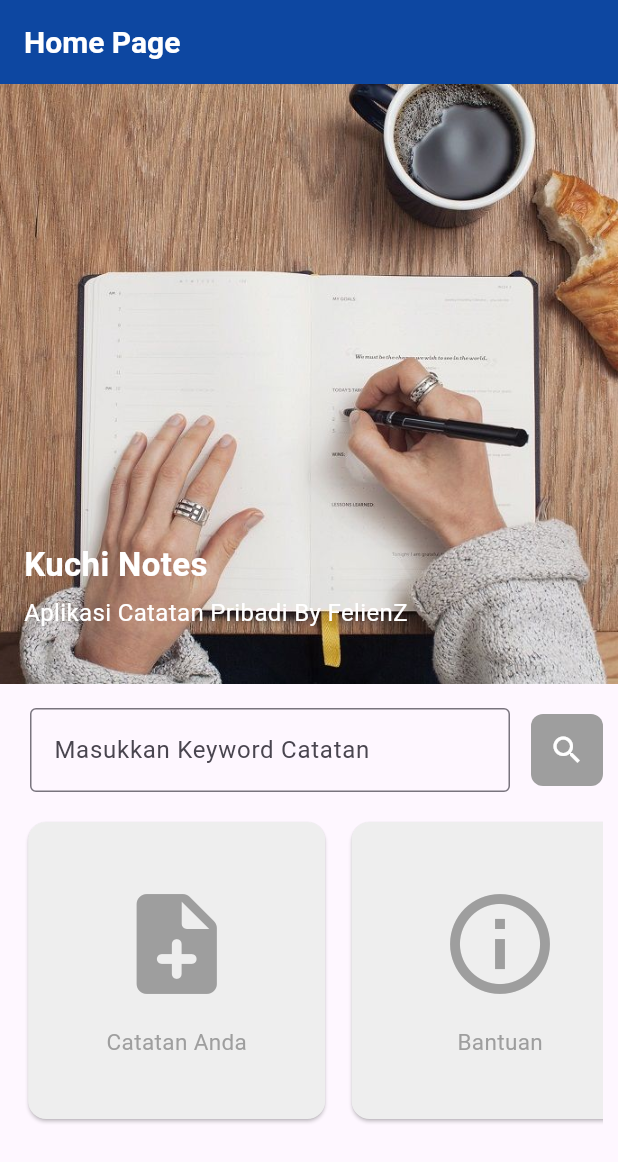
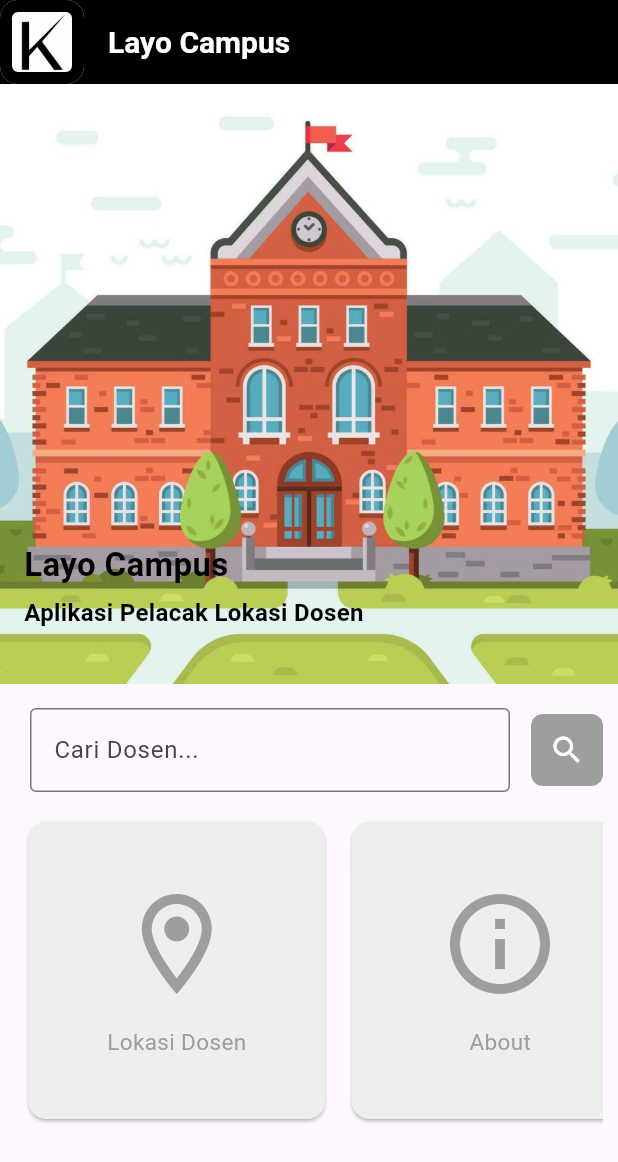
Before and after one commit to AqsaXny/Layo-CampusApp, a Flutter app: the screen it shows after launch, on a phone screen of 412 x 824 dp. Shown: the top 1162 px of the screen. Run offline on Flutter 3.47's test engine with Material 3 defaults, Android fonts, the phone set to English and light mode, and no system bars; drawn by our look-alikes of carousel_slider.

Commit message:
Initial Commit

```diff
--- a/lib/Pinned/pinnedpage.dart
+++ b/lib/About/aboutpage.dart
@@ -1,16 +1,15 @@
 import 'package:flutter/material.dart';
 
-class Pinnedpage extends StatelessWidget {
-  const Pinnedpage({super.key});
+class Aboutpage extends StatelessWidget {
+  const Aboutpage({super.key});
 
   @override
   Widget build(BuildContext context) {
     return Scaffold(
       appBar: AppBar(
-        backgroundColor: Colors.blue[900],
-        // leading: Padding(padding: EdgeInsets.all(8)),
+        backgroundColor: Colors.black,
         title: Text(
-          'Pinned Notes',
+          'Layo Campus',
           style: TextStyle(
             color: Colors.white,
             fontSize: 20,
@@ -18,7 +17,7 @@ class Pinnedpage extends StatelessWidget {
           ),
         ),
       ),
-      body: Column(children: []),
+      body: Center(child: Text('Ini Halaman About')),
     );
   }
 }
--- a/lib/Home/herosection.dart
+++ b/lib/Home/herosection.dart
@@ -18,7 +18,7 @@ class Herosection extends StatelessWidget {
           height: 400,
           decoration: BoxDecoration(
             image: DecorationImage(
-              image: AssetImage('assets/image/notes.jpg'),
+              image: AssetImage('assets/image/univ.png'),
               fit: BoxFit.cover,
             ),
           ),
@@ -38,12 +38,16 @@ class Herosection extends StatelessWidget {
                   style: TextStyle(
                     fontSize: 22,
                     fontWeight: FontWeight.bold,
-                    color: Colors.white,
+                    color: Colors.black,
                   ),
                 ),
                 Text(
                   description,
-                  style: TextStyle(fontSize: 16, color: Colors.white),
+                  style: TextStyle(
+                    fontSize: 16,
+                    color: Colors.black,
+                    fontWeight: FontWeight.bold,
+                  ),
                 ),
               ],
             ),
--- a/lib/Home/myhome.dart
+++ b/lib/Home/myhome.dart
@@ -10,10 +10,20 @@ class Homepage extends StatelessWidget {
   Widget build(BuildContext context) {
     return Scaffold(
       appBar: AppBar(
-        // leading: Padding(padding: EdgeInsets.all(2)),
-        backgroundColor: Colors.blue[900],
+        leading: Container(
+          decoration: BoxDecoration(
+            color: Colors.black,
+            image: DecorationImage(
+              image: AssetImage('assets/image/Kuchistore.png'),
+              fit: BoxFit.cover,
+            ),
+            border: Border.all(width: 8),
+            borderRadius: BorderRadius.circular(12),
+          ),
+        ),
+        backgroundColor: Colors.black,
         title: Text(
-          'Home Page',
+          'Layo Campus',
           style: TextStyle(
             color: Colors.white,
             fontSize: 20,
@@ -26,8 +36,8 @@ class Homepage extends StatelessWidget {
           children: [
             SafeArea(
               child: Herosection(
-                title: 'Kuchi Notes',
-                description: 'Aplikasi Catatan Pribadi By FelienZ',
+                title: 'Layo Campus',
+                description: 'Aplikasi Pelacak Lokasi Dosen',
               ),
             ),
             Searchsection(),
--- a/lib/Home/navigation.dart
+++ b/lib/Home/navigation.dart
@@ -16,30 +16,20 @@ class Navigationsection extends StatelessWidget {
           SizedBox(
             width: MediaQuery.of(context).size.width * 0.5,
             child: CardLogo(
-              iconItem: Icons.note_add_rounded,
-              descript: 'Catatan Anda',
+              iconItem: Icons.location_on_outlined,
+              descript: 'Lokasi Dosen',
               targetLocation: () {
-                Navigator.pushNamed(context, '/notepage');
+                Navigator.pushNamed(context, '/location');
               },
             ),
           ),
-          /* SizedBox(
-            width: MediaQuery.of(context).size.width * 0.5,
-            child: CardLogo(
-              iconItem: Icons.push_pin,
-              descript: 'Pinned Notes',
-              targetLocation: () {
-                Navigator.pushNamed(context, '/pinnedpage');
-              },
-            ),
-          ), */
           SizedBox(
             width: MediaQuery.of(context).size.width * 0.5,
             child: CardLogo(
               iconItem: Icons.info_outline,
-              descript: 'Bantuan',
+              descript: 'About',
               targetLocation: () {
-                Navigator.pushNamed(context, '/helppage');
+                Navigator.pushNamed(context, '/about');
               },
             ),
           ),
--- a/lib/Home/searchsection.dart
+++ b/lib/Home/searchsection.dart
@@ -11,7 +11,7 @@ class Searchsection extends StatelessWidget {
       child: Row(
         spacing: 4,
         children: [
-          Expanded(child: Inputcolumn(inputText: 'Masukkan Keyword Catatan')),
+          Expanded(child: Inputcolumn(inputText: 'Cari Dosen...')),
           BtnIcon(),
         ],
       ),
--- a/lib/main.dart
+++ b/lib/main.dart
@@ -1,8 +1,8 @@
 import 'package:flutter/material.dart';
+import 'package:kuchi_notes/About/aboutpage.dart';
 import 'package:kuchi_notes/Help/Helppage.dart';
 import 'package:kuchi_notes/Home/myhome.dart';
-import 'package:kuchi_notes/Notes/notepage.dart';
-import 'package:kuchi_notes/Pinned/pinnedpage.dart';
+import 'package:kuchi_notes/Location/locationpage.dart';
 
 void main() => runApp(const MainApp());
 
@@ -16,9 +16,8 @@ class MainApp extends StatelessWidget {
       initialRoute: '/',
       routes: {
         '/': (context) => Homepage(),
-        '/notepage': (context) => Notepage(),
-        '/helppage': (context) => Helppage(),
-        '/pinnedpage': (context) => Pinnedpage(),
+        '/location': (context) => Locationpage(),
+        '/about': (context) => Aboutpage(),
       },
     );
   }
--- a/pubspec.yaml
+++ b/pubspec.yaml
@@ -10,6 +10,8 @@ dependencies:
   flutter:
     sdk: flutter
   carousel_slider: ^5.1.1
+  http: ^1.6.0
+  intl: ^0.19.0
 
 dev_dependencies:
   flutter_test:
```
Also changed, not shown: lib/Location/locationpage.dart (added, +94 -0 lines), lib/Notes/carouselnotes.dart (deleted, +0 -24 lines), lib/Notes/notepage.dart (deleted, +0 -88 lines), assets/image/Kuchistore.png (added), assets/image/univ.png (added), pubspec.lock.
